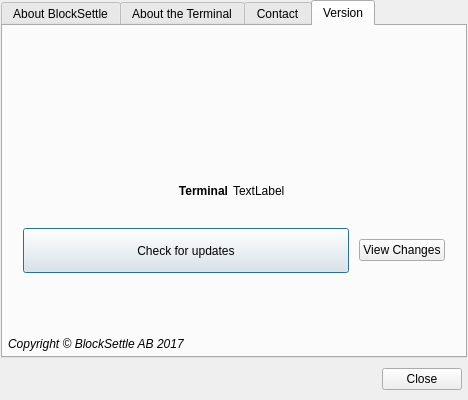
Before: the Qt Designer form BlockSettleUILib/AboutDialog.ui in BlockSettle/terminal, drawn with Qt 5.
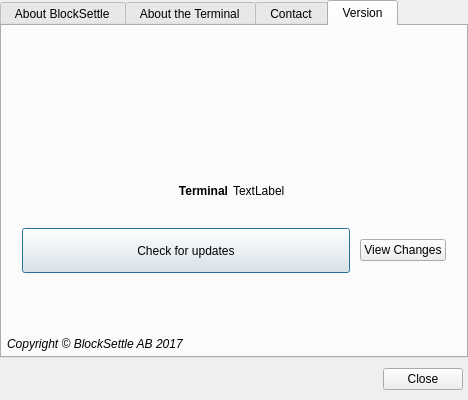
After: the same form once the commit is applied. Icons and pictures are not drawn.

Commit message: Fixed tab style in About dialog on Windows.

What changed in the file:
```diff
--- a/BlockSettleUILib/AboutDialog.ui
+++ b/BlockSettleUILib/AboutDialog.ui
@@ -24,13 +24,13 @@
     <number>0</number>
    </property>
    <property name="leftMargin">
-    <number>1</number>
+    <number>0</number>
    </property>
    <property name="topMargin">
     <number>0</number>
    </property>
    <property name="rightMargin">
-    <number>1</number>
+    <number>0</number>
    </property>
    <property name="bottomMargin">
     <number>0</number>
@@ -52,9 +52,12 @@
      <property name="tabBarAutoHide">
       <bool>false</bool>
      </property>
+     <property name="classicTabs" stdset="0">
+      <bool>true</bool>
+     </property>
      <widget class="QWidget" name="tab">
       <attribute name="title">
-       <string>About BlockSettle</string>
+       <string> About BlockSettle </string>
       </attribute>
       <layout class="QVBoxLayout" name="verticalLayout_2">
        <property name="spacing">
@@ -171,7 +174,7 @@
      </widget>
      <widget class="QWidget" name="tab_1">
       <attribute name="title">
-       <string>About the Terminal</string>
+       <string> About the Terminal </string>
       </attribute>
       <layout class="QVBoxLayout" name="verticalLayout_3">
        <property name="spacing">
@@ -278,7 +281,7 @@
      </widget>
      <widget class="QWidget" name="tab_3">
       <attribute name="title">
-       <string>Contact</string>
+       <string> Contact </string>
       </attribute>
       <layout class="QVBoxLayout" name="verticalLayout_5">
        <property name="spacing">
@@ -576,7 +579,7 @@
      </widget>
      <widget class="QWidget" name="tab_2">
       <attribute name="title">
-       <string>Version</string>
+       <string> Version </string>
       </attribute>
       <layout class="QVBoxLayout" name="verticalLayout_6">
        <property name="spacing">
```
The commit also changes 1 other file.
